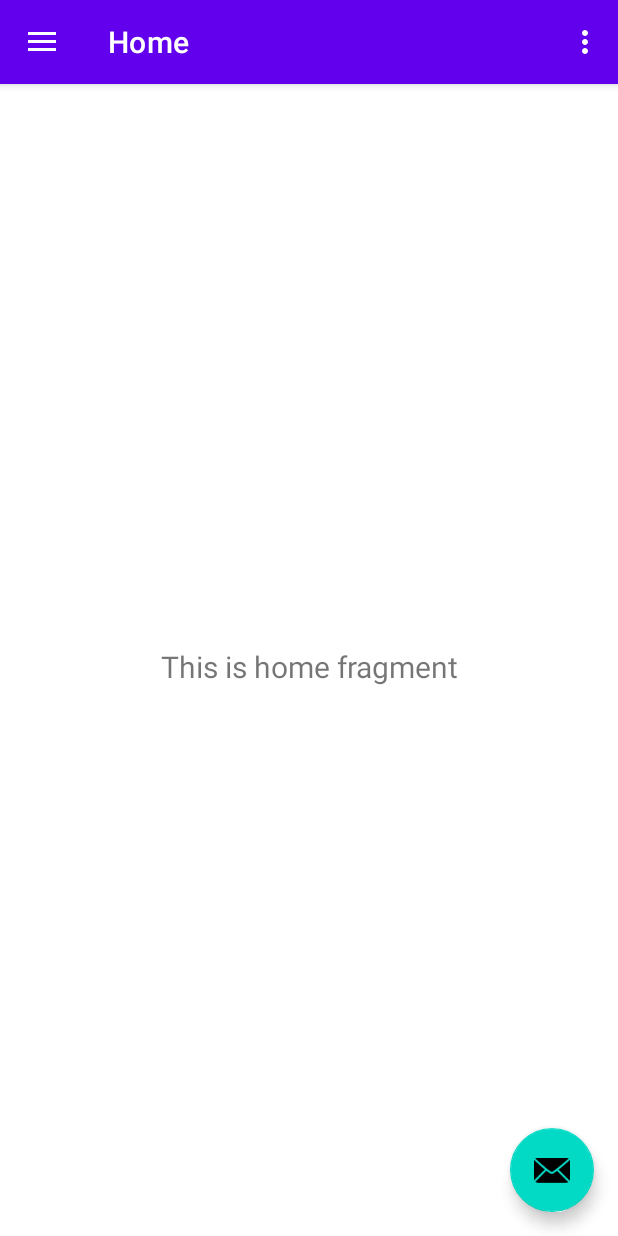
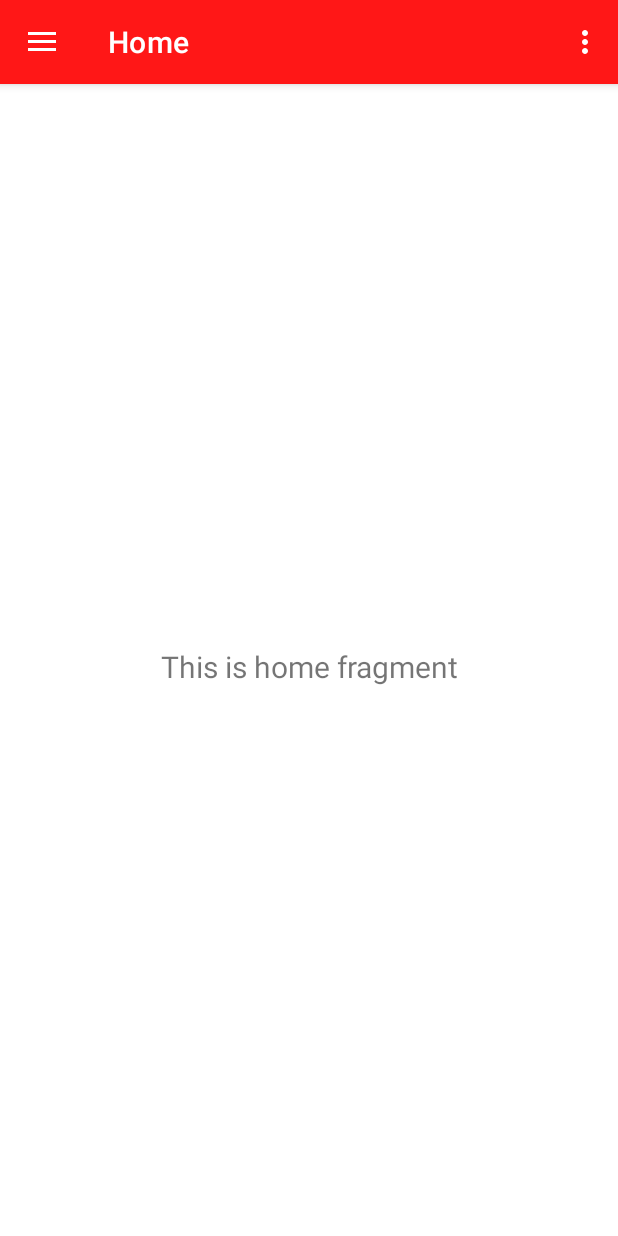
Before and after one commit to Walterharder/AppMoviePedia, an Android app: the screen it shows after launch (Home), on a phone screen of 412 x 824 dp. Run offline under Robolectric (Android 15) with nearby library versions, the phone set to English and light mode, and no system bars; our stand-ins replace navigation-ui.

Commit message:
Atualização Menu Navigation Drawer

```diff
--- a/app/build.gradle
+++ b/app/build.gradle
@@ -28,6 +28,9 @@ android {
     buildFeatures {
         viewBinding true
     }
+    viewBinding{
+        enabled = true
+    }
 }
 
 dependencies {
--- a/app/src/main/java/com/example/moviepedia/Home.java
+++ b/app/src/main/java/com/example/moviepedia/Home.java
@@ -29,13 +29,7 @@ public class Home extends AppCompatActivity {
         setContentView(binding.getRoot());
 
         setSupportActionBar(binding.appBarHome.toolbar);
-        binding.appBarHome.fab.setOnClickListener(new View.OnClickListener() {
-            @Override
-            public void onClick(View view) {
-                Snackbar.make(view, "Replace with your own action", Snackbar.LENGTH_LONG)
-                        .setAction("Action", null).show();
-            }
-        });
+
         DrawerLayout drawer = binding.drawerLayout;
         NavigationView navigationView = binding.navView;
         // Passing each menu ID as a set of Ids because each
--- a/app/src/main/res/layout/app_bar_home.xml
+++ b/app/src/main/res/layout/app_bar_home.xml
@@ -15,20 +15,12 @@
             android:id="@+id/toolbar"
             android:layout_width="match_parent"
             android:layout_height="?attr/actionBarSize"
-            android:background="?attr/colorPrimary"
+            android:background="@color/red"
             app:popupTheme="@style/Theme.MoviePedia.PopupOverlay" />
 
     </com.google.android.material.appbar.AppBarLayout>
 
     <include layout="@layout/content_home" />
 
-    <com.google.android.material.floatingactionbutton.FloatingActionButton
-        android:id="@+id/fab"
-        android:layout_width="wrap_content"
-        android:layout_height="wrap_content"
-        android:layout_gravity="bottom|end"
-        android:layout_marginEnd="@dimen/fab_margin"
-        android:layout_marginBottom="16dp"
-        app:srcCompat="@android:drawable/ic_dialog_email" />
 
 </androidx.coordinatorlayout.widget.CoordinatorLayout>
--- a/app/src/main/res/layout/content_home.xml
+++ b/app/src/main/res/layout/content_home.xml
@@ -16,5 +16,6 @@
         app:layout_constraintLeft_toLeftOf="parent"
         app:layout_constraintRight_toRightOf="parent"
         app:layout_constraintTop_toTopOf="parent"
-        app:navGraph="@navigation/mobile_navigation" />
+        app:navGraph="@navigation/mobile_navigation"
+        android:color="@color/red"/>
 </androidx.constraintlayout.widget.ConstraintLayout>
--- a/app/src/main/res/values/colors.xml
+++ b/app/src/main/res/values/colors.xml
@@ -7,4 +7,7 @@
     <color name="teal_700">#FF018786</color>
     <color name="black">#FF000000</color>
     <color name="white">#FFFFFFFF</color>
+    <color name="yellow">#FFCC20</color>
+    <color name="red">#FF1717</color>
+    <color name="redwine">#D3312D</color>
 </resources>
--- a/app/src/main/res/values/strings.xml
+++ b/app/src/main/res/values/strings.xml
@@ -13,5 +13,7 @@
     <string name="menu_home">Home</string>
     <string name="menu_gallery">Gallery</string>
     <string name="menu_slideshow">Slideshow</string>
+    <!-- TODO: Remove or change this placeholder text -->
+    <string name="contato">CONTATO</string>
 
 </resources>
```
Also changed, not shown: app/src/main/java/com/example/moviepedia/ui/sobreapp/SobreAppFragment.java (added, +66 -0 lines), app/src/main/res/layout/fragment_sobre_app.xml (added, +19 -0 lines), app/src/main/res/layout/nav_header_home.xml (+4 -15 lines), app/src/main/res/drawable/moviepedia.png (added).
